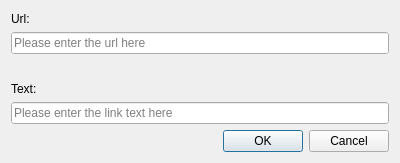
Old version of the form src/note_editor/dialogs/EditHyperlinkDialog.ui in the repository d1vanov/libquentier.
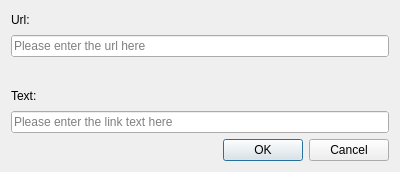
New version of the form.

Diff of the .ui file:
```diff
--- a/src/note_editor/dialogs/EditHyperlinkDialog.ui
+++ b/src/note_editor/dialogs/EditHyperlinkDialog.ui
@@ -7,7 +7,7 @@
     <x>0</x>
     <y>0</y>
     <width>400</width>
-    <height>163</height>
+    <height>172</height>
    </rect>
   </property>
   <property name="sizePolicy">
```
Left out of the diff: 2 changed lines with no effect on the pictures.
